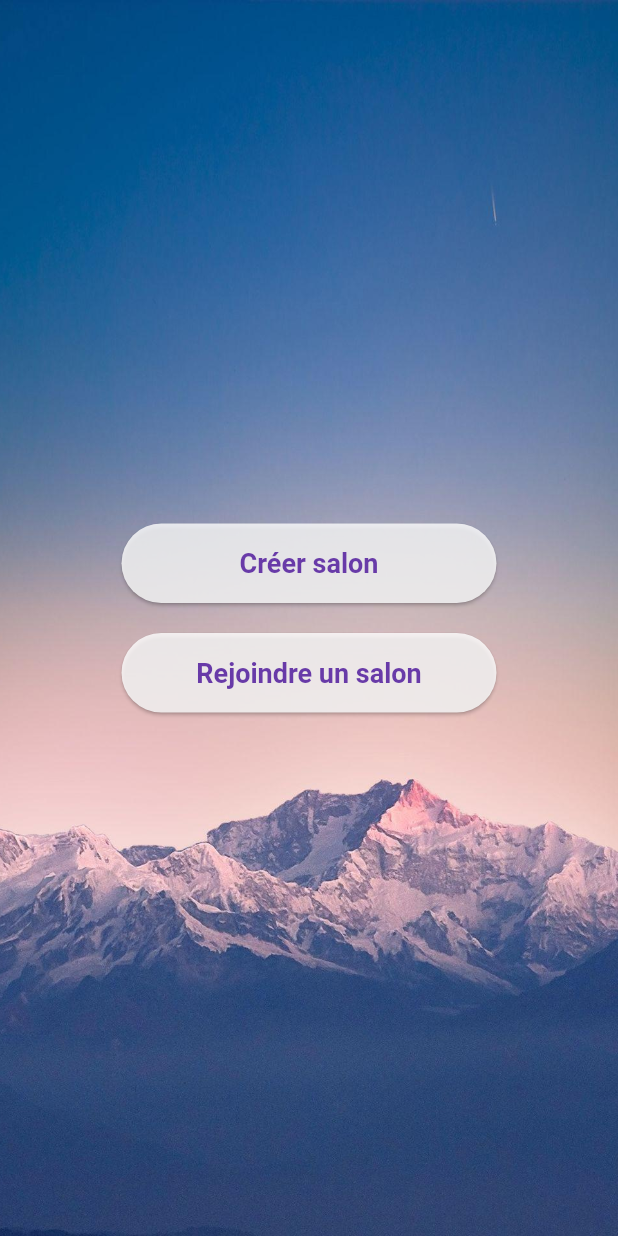
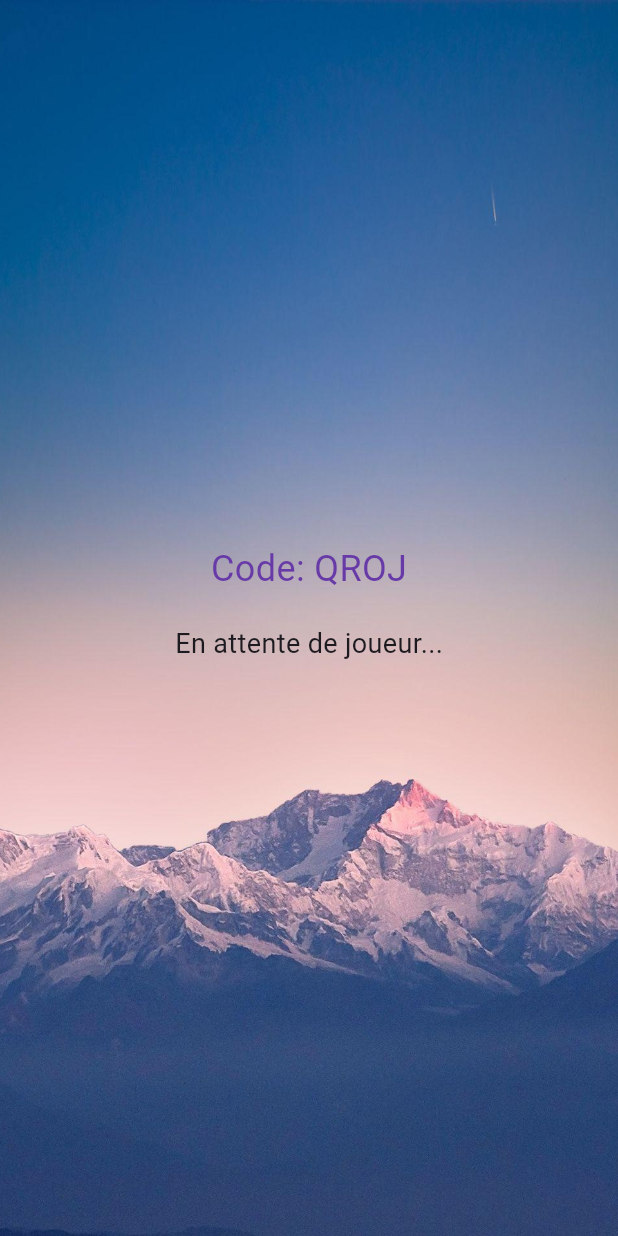
Before and after one commit to cp-22dfs/StormClicker, a Flutter app: the SecondScreen screen opened directly with empty values, after a tap on "Créer salon", on a phone screen of 412 x 824 dp. Run offline on Flutter 3.47's test engine with Material 3 defaults, Android fonts, the light colour scheme and no system bars.

Commit message:
Fix join room state and show scores

```diff
--- /dev/null
+++ b/lib/screens/create_room_screen.dart
@@ -0,0 +1,79 @@
+import 'package:flutter/material.dart';
+import '../services/salon_service.dart';
+import 'game_screen.dart';
+
+class CreateRoomScreen extends StatefulWidget {
+  final String nickname;
+  const CreateRoomScreen({super.key, required this.nickname});
+
+  @override
+  State<CreateRoomScreen> createState() => _CreateRoomScreenState();
+}
+
+class _CreateRoomScreenState extends State<CreateRoomScreen> {
+  late final String code;
+  bool ready = false;
+
+  @override
+  void initState() {
+    super.initState();
+    code = SalonService.createSalon(widget.nickname);
+  }
+
+  @override
+  Widget build(BuildContext context) {
+    final room = SalonService.getRoom(code);
+    final joined = room?.guest != null;
+
+    return Scaffold(
+      body: Container(
+        width: double.infinity,
+        height: double.infinity,
+        decoration: const BoxDecoration(
+          image: DecorationImage(
+            image: AssetImage('lib/assets/background.jpg'),
+            fit: BoxFit.cover,
+          ),
+        ),
+        child: Center(
+          child: Column(
+            mainAxisSize: MainAxisSize.min,
+            children: [
+              Text('Code: $code', style: const TextStyle(fontSize: 24, color: Color.fromARGB(255, 104, 58, 168))),
+              const SizedBox(height: 20),
+              Text(joined ? 'Un joueur a rejoint !' : 'En attente de joueur...', style: const TextStyle(fontSize: 18)),
+              const SizedBox(height: 20),
+              if (joined) _buildReadyButton(),
+            ],
+          ),
+        ),
+      ),
+    );
+  }
+
+  Widget _buildReadyButton() {
+    return ElevatedButton(
+      onPressed: () {
+        SalonService.setReady(code, widget.nickname);
+        setState(() {
+          ready = true;
+        });
+        if (SalonService.allReady(code)) {
+          Navigator.pushReplacement(
+            context,
+            MaterialPageRoute(
+              builder: (_) => GameScreen(code: code, nickname: widget.nickname),
+            ),
+          );
+        }
+      },
+      style: ElevatedButton.styleFrom(
+        padding: const EdgeInsets.symmetric(horizontal: 32, vertical: 16),
+        backgroundColor: Colors.white70,
+        foregroundColor: const Color.fromARGB(255, 104, 58, 168),
+        shape: RoundedRectangleBorder(borderRadius: BorderRadius.circular(30)),
+      ),
+      child: Text(ready ? 'Pret !' : 'Pret ?'),
+    );
+  }
+}
--- a/lib/screens/second_screen.dart
+++ b/lib/screens/second_screen.dart
@@ -1,5 +1,6 @@
 import 'package:flutter/material.dart';
 import 'join_room_screen.dart';
+import 'create_room_screen.dart';
 
 class SecondScreen extends StatelessWidget {
   final String nickname;
@@ -23,6 +24,12 @@ class SecondScreen extends StatelessWidget {
             mainAxisSize: MainAxisSize.min,
             children: [
               _buildRoundedButton(context, 'Créer salon', () {
+                Navigator.push(
+                  context,
+                  MaterialPageRoute(
+                    builder: (context) => CreateRoomScreen(nickname: nickname),
+                  ),
+                );
               }),
               const SizedBox(height: 20),
               _buildRoundedButton(context, 'Rejoindre un salon', () {
--- a/lib/services/salon_service.dart
+++ b/lib/services/salon_service.dart
@@ -1,23 +1,70 @@
 import 'dart:math';
 
+class Room {
+  final String host;
+  String? guest;
+  bool hostReady = false;
+  bool guestReady = false;
+  int hostScore = 0;
+  int guestScore = 0;
+
+  Room(this.host);
+}
+
 class SalonService {
-  static final Map<String, List<String>> _salons = {};
+  static final Map<String, Room> _rooms = {};
 
   static String createSalon(String nickname) {
     final code = _generateCode();
-    _salons[code] = [nickname];
+    _rooms[code] = Room(nickname);
     return code;
   }
 
   static bool joinSalon(String code, String nickname) {
-    if (_salons.containsKey(code) && _salons[code]!.length < 2) {
-      _salons[code]!.add(nickname);
+    final room = _rooms[code];
+    if (room != null && room.guest == null) {
+      room.guest = nickname;
       return true;
     }
     return false;
   }
 
-  static List<String>? getPlayers(String code) => _salons[code];
+  static Room? getRoom(String code) => _rooms[code];
+
+  static void setReady(String code, String nickname) {
+    final room = _rooms[code];
+    if (room == null) return;
+    if (room.host == nickname) {
+      room.hostReady = true;
+    } else if (room.guest == nickname) {
+      room.guestReady = true;
+    }
+  }
+
+  static bool allReady(String code) {
+    final room = _rooms[code];
+    if (room == null) return false;
+    return room.hostReady && room.guestReady && room.guest != null;
+  }
+
+  static void incrementScore(String code, String nickname) {
+    final room = _rooms[code];
+    if (room == null) return;
+    if (room.host == nickname) {
+      room.hostScore++;
+    } else if (room.guest == nickname) {
+      room.guestScore++;
+    }
+  }
+
+  static Map<String, int>? getScores(String code) {
+    final room = _rooms[code];
+    if (room == null) return null;
+    return {
+      room.host: room.hostScore,
+      if (room.guest != null) room.guest!: room.guestScore,
+    };
+  }
 
   static String _generateCode() {
     const chars = 'ABCDEFGHIJKLMNOPQRSTUVWXYZ0123456789';
```
Also changed, not shown: lib/screens/game_screen.dart (added, +84 -0 lines), lib/screens/join_room_screen.dart (+43 -4 lines).
